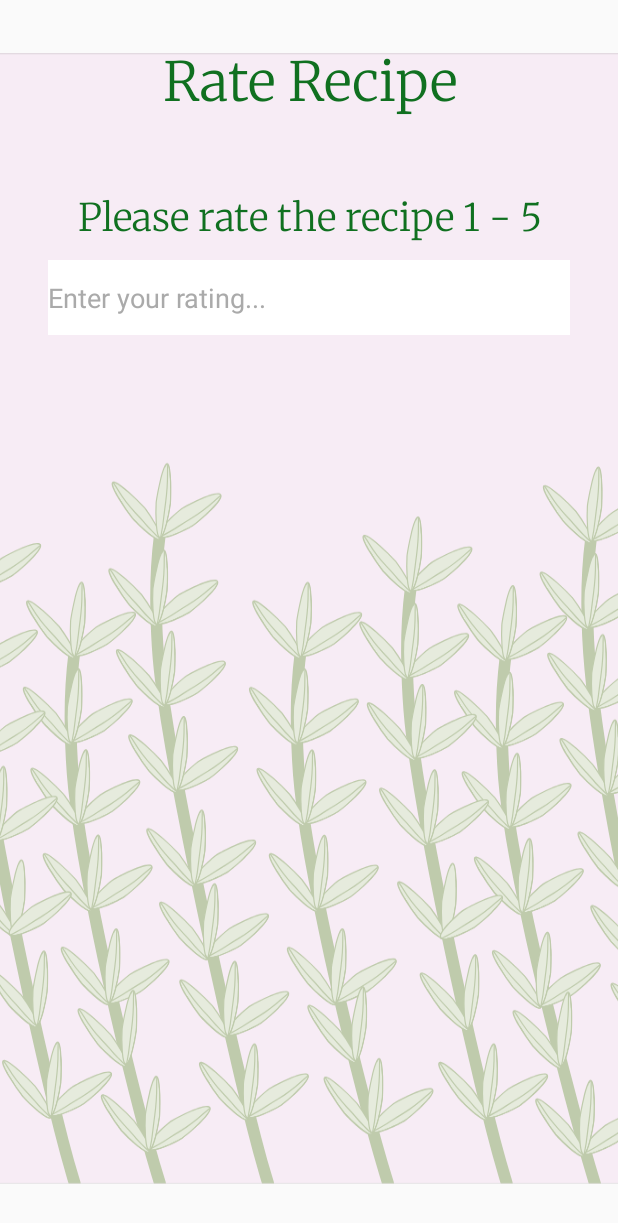
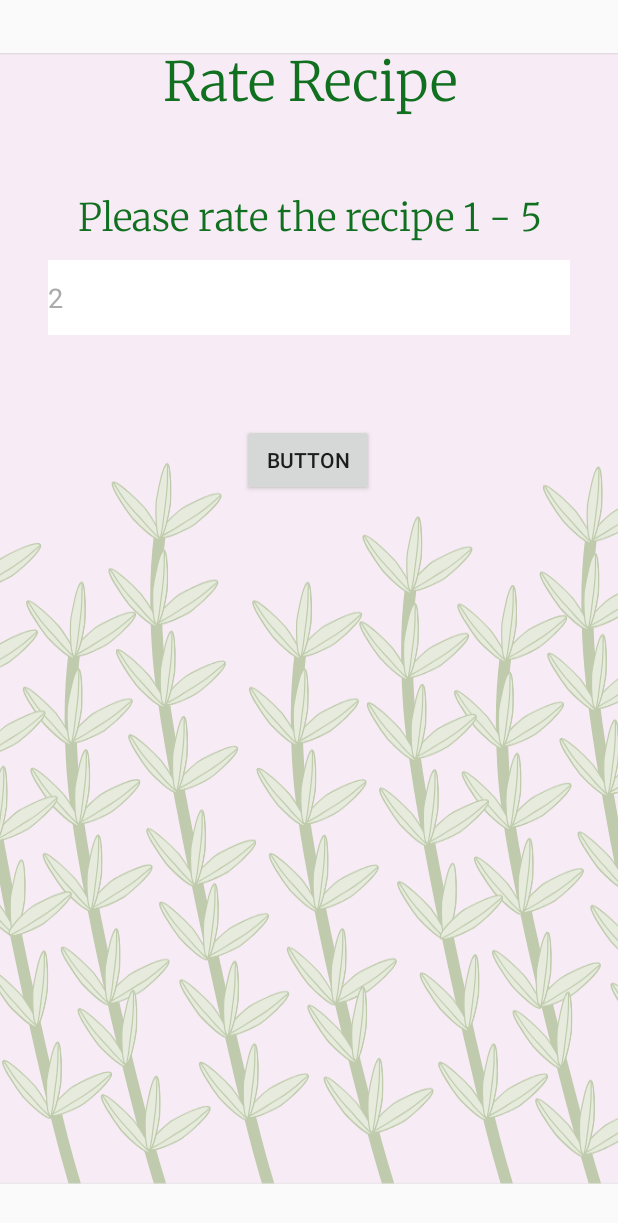
Before and after one commit to meg21allred/ThymeSavor, an Android app: the FinishRecipe screen opened directly, with no data from a screen before it, after a tap on "RATE RECIPE", on a phone screen of 412 x 824 dp. Shown: the top 1223 px of the screen. Run offline under Robolectric (Android 15) with nearby library versions, the phone set to English and light mode, and no system bars; Roboto replaces fonts that are not available here.

Commit message:
working on rating feature

```diff
--- a/app/src/main/java/org/byui/meg21allred/thymesavor/DisplayRecipeActivity.java
+++ b/app/src/main/java/org/byui/meg21allred/thymesavor/DisplayRecipeActivity.java
@@ -53,12 +53,14 @@ public class DisplayRecipeActivity extends AppCompatActivity {
             ArrayList<String> ingredient = lastIntent.getStringArrayListExtra(newRecipe.EXTRA_INGREDIENT);
             ArrayList<String> type = lastIntent.getStringArrayListExtra(newRecipe.EXTRA_TYPE);
             ArrayList<String> step = lastIntent.getStringArrayListExtra(newRecipe.EXTRA_STEP);
+            String rating = "0";
 
 
             intent.putStringArrayListExtra(newRecipe.EXTRA_INGREDIENT, ingredient);
             intent.putStringArrayListExtra(newRecipe.EXTRA_AMOUNT, amount);
             intent.putStringArrayListExtra(newRecipe.EXTRA_TYPE, type);
             intent.putStringArrayListExtra(newRecipe.EXTRA_STEP, step);
+            intent.putExtra(newRecipe.EXTRA_RATING,rating);
 
             startActivity(intent);
 
--- a/app/src/main/java/org/byui/meg21allred/thymesavor/FinishRecipe.java
+++ b/app/src/main/java/org/byui/meg21allred/thymesavor/FinishRecipe.java
@@ -17,6 +17,8 @@ public class FinishRecipe extends AppCompatActivity {
     Button mainMenuBtn;
     Button timerBtn;
     Button ratingBtn;
+    NewRecipeActivity newRecipe;
+    Recipe recipe;
 
     @Override
     protected void onCreate(Bundle savedInstanceState) {
@@ -49,6 +51,11 @@ public class FinishRecipe extends AppCompatActivity {
 
     public void goToRatingActivity() {
         Intent intent = new Intent(this, RatingActivity.class);
+        String rating = "2";
+        //recipe.setRating(rating);
+
+
+        intent.putExtra(newRecipe.EXTRA_RATING,rating);
         startActivity(intent);
     }
 
--- a/app/src/main/java/org/byui/meg21allred/thymesavor/NewRecipeActivity.java
+++ b/app/src/main/java/org/byui/meg21allred/thymesavor/NewRecipeActivity.java
@@ -32,6 +32,7 @@ public class NewRecipeActivity extends AppCompatActivity {
     public static final String EXTRA_AMOUNT = "org.byui.meg21allred.thymesavor.EXTRA_AMOUNT";
     public static final String EXTRA_TYPE = "org.byui.meg21allred.thymesavor.EXTRA_TYPE";
     public static final String EXTRA_STEP = "org.byui.meg21allred.thymesavor.EXTRA_STEP";
+    public static final String EXTRA_RATING = "org.byui.meg21allred.thymesavor.EXTRA_RATING";
 
 
     private EditText titleET;
@@ -70,6 +71,7 @@ public class NewRecipeActivity extends AppCompatActivity {
             recipe.setAmount(intent.getStringArrayListExtra(EXTRA_AMOUNT));
             recipe.setType(intent.getStringArrayListExtra(EXTRA_TYPE));
             recipe.setStep(intent.getStringArrayListExtra(EXTRA_STEP));
+            recipe.setRating(intent.getStringExtra(EXTRA_RATING));
 
         }
 
@@ -85,12 +87,14 @@ public class NewRecipeActivity extends AppCompatActivity {
                     ArrayList<String> amount = recipe.getAmount();
                     ArrayList<String> type = recipe.getType();
                     ArrayList<String> step = recipe.getStep();
+                    String rating = "0";
 
                     replyIntent.putExtra(EXTRA_TITLE, title);
                     replyIntent.putStringArrayListExtra(EXTRA_INGREDIENT, ingredient);
                     replyIntent.putStringArrayListExtra(EXTRA_AMOUNT, amount);
                     replyIntent.putStringArrayListExtra(EXTRA_TYPE, type);
                     replyIntent.putStringArrayListExtra(EXTRA_STEP, step);
+                    replyIntent.putExtra(EXTRA_RATING, rating);
                     //same format for the rest of the edit texts
 
                     int id = getIntent().getIntExtra(EXTRA_ID, -1);
@@ -122,12 +126,14 @@ public class NewRecipeActivity extends AppCompatActivity {
             ArrayList<String> amount = recipe.getAmount();
             ArrayList<String> type = recipe.getType();
             ArrayList<String> step = recipe.getStep();
+            String rating = "0";
 
             replyIntent.putExtra(EXTRA_TITLE, title);
             replyIntent.putStringArrayListExtra(EXTRA_INGREDIENT, ingredient);
             replyIntent.putStringArrayListExtra(EXTRA_AMOUNT, amount);
             replyIntent.putStringArrayListExtra(EXTRA_TYPE, type);
             replyIntent.putStringArrayListExtra(EXTRA_STEP, step);
+            replyIntent.putExtra(EXTRA_RATING, rating);
 
             int id = getIntent().getIntExtra(EXTRA_ID, -1);
             if (id != -1) {
--- a/app/src/main/java/org/byui/meg21allred/thymesavor/RatingActivity.java
+++ b/app/src/main/java/org/byui/meg21allred/thymesavor/RatingActivity.java
@@ -1,33 +1,26 @@
 package org.byui.meg21allred.thymesavor;
 
-import androidx.annotation.Nullable;
 import androidx.appcompat.app.AppCompatActivity;
-import androidx.lifecycle.Observer;
-import androidx.lifecycle.ViewModel;
-import androidx.lifecycle.ViewModelProvider;
 
-import android.app.Activity;
 import android.content.Intent;
 import android.os.Bundle;
-import android.text.TextUtils;
 import android.view.View;
 import android.view.Window;
 import android.widget.Button;
 import android.widget.EditText;
-import android.widget.Toast;
-
-import java.util.ArrayList;
-import java.util.List;
 
 public class RatingActivity extends AppCompatActivity {
 
     private EditText enterRateEt;
-    int rating;
+    NewRecipeActivity newRecipe;
+    Button ratingBtn;
+    Recipe recipe;
+    private String rating;
 
-    private RecipeViewModel recipeViewModel;
-    public static final int EDIT_RECIPE_ACTIVITY_REQUEST_CODE = 2;
+    //private RecipeViewModel recipeViewModel;
+    //public static final int EDIT_RECIPE_ACTIVITY_REQUEST_CODE = 2;
 
-    private Button enterRateBtn;
+
 
     @Override
     protected void onCreate(Bundle savedInstanceState) {
@@ -37,39 +30,23 @@ public class RatingActivity extends AppCompatActivity {
         setContentView(R.layout.activity_rating);
 
         enterRateEt = (EditText) findViewById(R.id.enterRateET);
-        rating = 0;
-        enterRateBtn = (Button) findViewById(R.id.enterRateBtn);
+        ratingBtn = (Button) findViewById(R.id.button);
+        Intent intent = getIntent();
+
+        if(intent.hasExtra(newRecipe.EXTRA_RATING)) {
+            enterRateEt.setText(intent.getStringExtra(newRecipe.EXTRA_RATING));
+
+        }
+        ratingBtn.setOnClickListener(new View.OnClickListener() {
+            @Override
+            public void onClick(View v) {
+                Intent ratingIntent = new Intent(RatingActivity.this, AddRecipeRoom.class);
+                rating = enterRateEt.getText().toString();
+                ratingIntent.putExtra(newRecipe.EXTRA_RATING, rating);
+                setResult(RESULT_OK, ratingIntent);//trying to set the rating here but doesn't seem to be working
+                startActivity(ratingIntent);
 
 
-        final Button enterRateBtn = findViewById(R.id.enterRateBtn);
-        enterRateBtn.setOnClickListener(new View.OnClickListener() {
-            public void onClick(View view) {
-
-
-                Intent replyIntent = getIntent();
-                if (TextUtils.isEmpty(enterRateEt.getText())) {
-                    setResult(RESULT_CANCELED, replyIntent);
-                } else {
-                    String rating = enterRateEt.getText().toString();
-                    //same format for the rest of the edit texts
-
-                    // get activity information into another activity-- not by passing an intent
-                    // maybe by updating it
-                   // recipe.setRating(enterRateEt.getText().toString());
-
-                    // this will start the train of passing rate back to the Recipe
-                    //FinishRecipe FR = new FinishRecipe();
-                  //  FR.setRating(rating);
-
-
-
-                //    int id = getIntent().getIntExtra(EXTRA_ID, -1);
-               //    if (id != -1) {
-                //        replyIntent.putExtra(EXTRA_ID, id);
-                   // }
-                    setResult(RESULT_OK, replyIntent);
-                }
-                finish();
             }
         });
 
@@ -77,12 +54,7 @@ public class RatingActivity extends AppCompatActivity {
 
     }
 
-    public void setRating() {
-        rating = Integer.valueOf(enterRateEt.getText().toString());
-    }
-
-
-    public void clearMessage(View view) {
+    /*public void clearMessage(View view) {
         enterRateEt.setText("");
     }
 
@@ -91,8 +63,7 @@ public class RatingActivity extends AppCompatActivity {
     public void goToLastActivity() {
         Intent intent = new Intent (this, FinishRecipe.class);
         startActivity(intent);
-    }
-
+    }*/
 
 
 }
--- a/app/src/main/java/org/byui/meg21allred/thymesavor/Recipe.java
+++ b/app/src/main/java/org/byui/meg21allred/thymesavor/Recipe.java
@@ -35,13 +35,13 @@ public class Recipe {
 
 
     public Recipe(String title, ArrayList<String> ingredient, ArrayList<String> amount,
-                  ArrayList<String> type, ArrayList<String> step) {
+                  ArrayList<String> type, ArrayList<String> step, String rating) {
         this.title = title;
         this.ingredient = ingredient;
         this.amount = amount;
         this.type = type;
         this.step = step;
-        this.rating = "0";
+        this.rating = rating;
 
     }
 
--- a/app/src/main/java/org/byui/meg21allred/thymesavor/RecipeDatabase.java
+++ b/app/src/main/java/org/byui/meg21allred/thymesavor/RecipeDatabase.java
@@ -79,7 +79,7 @@ public abstract class RecipeDatabase extends RoomDatabase {
                 RecipeDao dao = INSTANCE.recipeDao();
                 dao.deleteAll();
 
-                Recipe recipe = new Recipe("Mac and Cheese", ingredient, amount, type, step);
+                Recipe recipe = new Recipe("Mac and Cheese", ingredient, amount, type, step, "0");
                 dao.insert(recipe);
 
             });
--- a/app/src/main/res/layout/activity_rating.xml
+++ b/app/src/main/res/layout/activity_rating.xml
@@ -69,5 +69,17 @@
         app:layout_constraintStart_toStartOf="parent"
         app:layout_constraintTop_toBottomOf="@+id/rateRecipeTV" />
 
+    <Button
+        android:id="@+id/button"
+        android:layout_width="wrap_content"
+        android:layout_height="wrap_content"
+        android:text="Button"
+        app:layout_constraintBottom_toBottomOf="parent"
+        app:layout_constraintEnd_toEndOf="parent"
+        app:layout_constraintHorizontal_bias="0.498"
+        app:layout_constraintStart_toStartOf="parent"
+        app:layout_constraintTop_toBottomOf="@+id/enterRateET"
+        app:layout_constraintVertical_bias="0.107" />
+
 
 </androidx.constraintlayout.widget.ConstraintLayout>
```
Also changed, not shown: app/src/main/java/org/byui/meg21allred/thymesavor/AddRecipeRoom.java (+5 -2 lines), app/src/main/java/org/byui/meg21allred/thymesavor/DisplaySteps.java (+4 -5 lines), app/src/main/java/org/byui/meg21allred/thymesavor/RecipeListAdapter.java (+5 -2 lines), app/src/main/res/layout/recyclerview_item.xml (+11 -1 lines).
